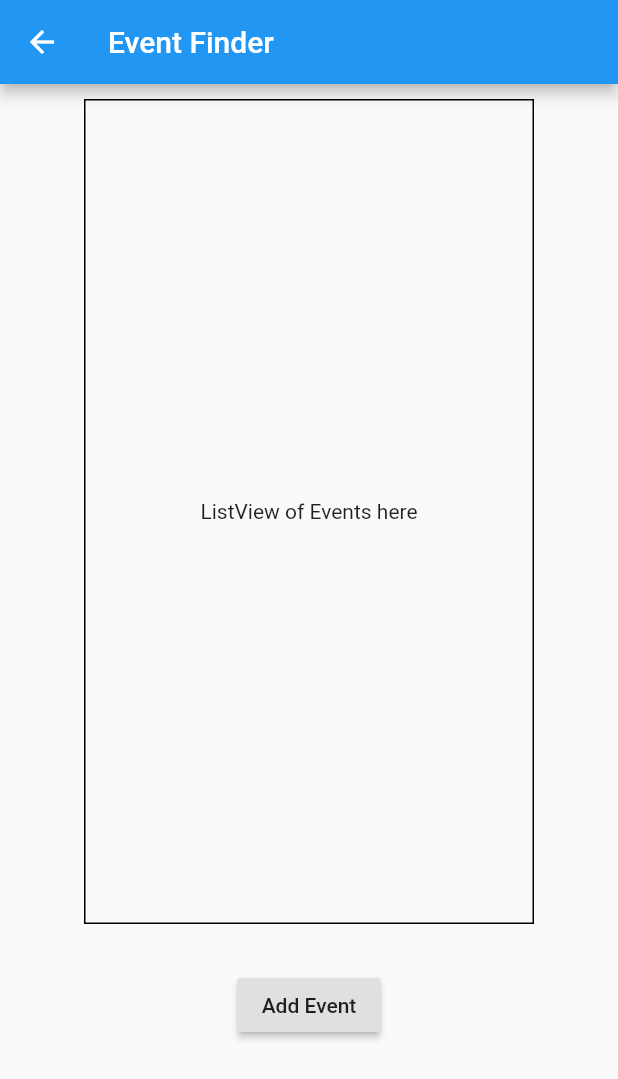
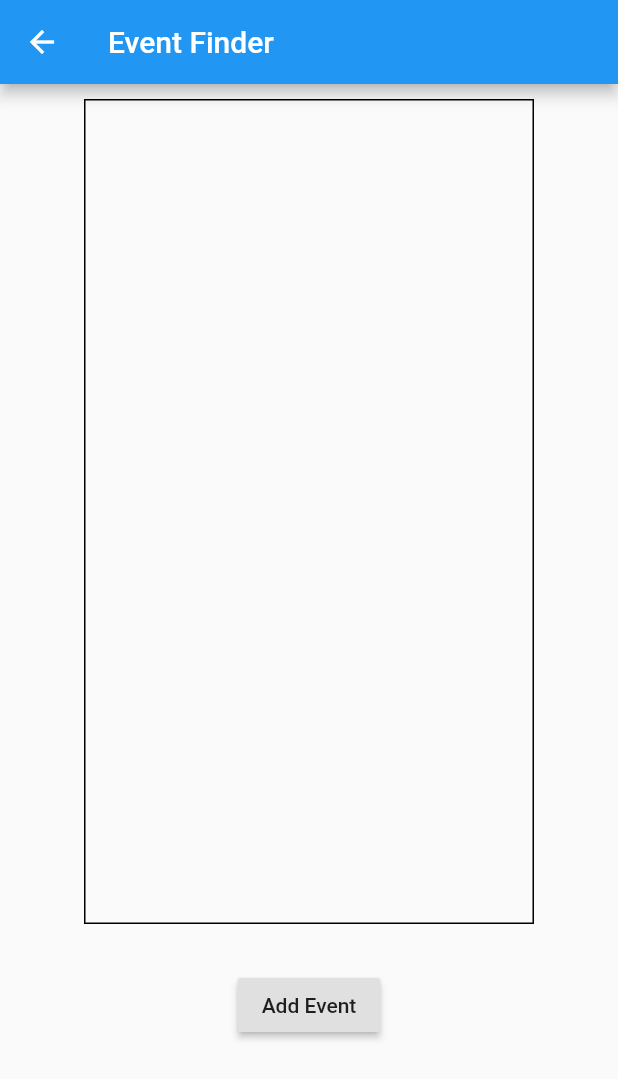
Before and after one commit to Kab332/OTU-Companion-Application, a Flutter app: the EventFinderMain screen opened by its route, after a tap on "Add Event", on a phone screen of 412 x 824 dp. Shown: the top 1079 px of the screen. Run offline on Flutter 3.47's test engine with Material 2 defaults, Android fonts, the phone set to English and light mode, and no system bars; our stand-ins replace sqflite; accounts and stored records are empty.

Commit message:
Add sqflite package, add local storage for events, organize components into directories, add event map functions

```diff
--- a/otu_companion/lib/event_finder/event.dart
+++ /dev/null
@@ -1,12 +0,0 @@
-class Event {
-  String name;
-  String description;
-  DateTime startDateTime;
-  DateTime endDateTime;
-
-  Event({this.name, this.description, this.startDateTime, this.endDateTime});
-
-  String toString() {
-    return '$name: ($startDateTime) ($endDateTime)';
-  }
-}
--- a/otu_companion/lib/event_finder/event_finder_UI.dart
+++ /dev/null
@@ -1,44 +0,0 @@
-import 'package:flutter/material.dart';
-
-Widget buildEventFinder() {
-  return Column(
-    children: [
-      Padding(
-        padding: EdgeInsets.all(10.0),
-        child: _buildListView(),
-      ),
-      Padding(
-        padding: EdgeInsets.all(10.0),
-        child: _buildAddButton(),
-      )
-    ],
-  );
-}
-
-// TODO: create a builder here that builds a list of type Events to populate this scrollable box
-Widget _buildListView() {
-  return Container(
-    padding: EdgeInsets.all(10.0),
-    height: 550.0,
-    width: 300.0,
-    decoration: BoxDecoration(
-      border: Border.all(color: Colors.black),
-    ),
-    child: Center(
-      child: Text('ListView of Events here'),
-    ),
-  );
-}
-
-Widget _buildAddButton() {
-  return Container(
-    padding: EdgeInsets.all(10.0),
-    alignment: Alignment.bottomCenter,
-    child: RaisedButton(
-      child: Text("Add Event"),
-      onPressed: () {
-        print("Add Event Page!");
-      }
-    )
-  );
-}
--- a/otu_companion/lib/event_finder/event_finder_main.dart
+++ b/otu_companion/lib/event_finder/event_finder_main.dart
@@ -1,7 +1,7 @@
 import 'package:flutter/material.dart';
 
-import 'event_finder_UI.dart';
-import 'event.dart';
+import './views/event_finder_list.dart';
+import 'model/event.dart';
 
 class EventPageApp extends StatelessWidget {
   @override
--- /dev/null
+++ b/otu_companion/lib/event_finder/model/database_utilities.dart
@@ -0,0 +1,15 @@
+import 'package:sqflite/sqflite.dart';
+import 'package:path/path.dart';
+
+class DatabaseUtilities {
+  static Future<Database> init() async {
+    var database = openDatabase(
+      join(await getDatabasesPath(), 'event_data.db'),
+      onCreate: (db, version) {
+        db.execute("CREATE TABLE events(id INTEGER PRIMARY KEY, name TEXT, description TEXT, startDateTime TEXT, endDateTime TEXT)");
+      },
+      version: 1,
+    );
+    return database;
+  }
+}
--- /dev/null
+++ b/otu_companion/lib/event_finder/model/event_model.dart
@@ -0,0 +1,28 @@
+import 'dart:async';
+import 'package:sqflite/sqflite.dart';
+
+import 'database_utilities.dart';
+import 'event.dart';
+
+class EventModel {
+  Future<List<Event>> getAll() async {
+    final db = await DatabaseUtilities.init();
+    final List<Map<String, dynamic>> data = await db.query('events');
+    List<Event> events = [];
+    if (data.length > 0) {
+      for (var i = 0; i < data.length; i++) {
+        events.add(Event.fromMap(data[i]));
+      }
+    }
+    return events;
+  }
+
+  Future<void> insert(Event event) async {
+    final db = await DatabaseUtilities.init();
+    db.insert(
+      'events',
+      event.toMap(),
+      conflictAlgorithm: ConflictAlgorithm.replace,
+    );
+  }
+}
--- /dev/null
+++ b/otu_companion/lib/event_finder/views/event_finder_list.dart
@@ -0,0 +1,67 @@
+import 'package:flutter/material.dart';
+import '../model/event_model.dart';
+
+Widget buildEventFinder() {
+  return Column(
+    children: [
+      Padding(
+        padding: EdgeInsets.all(10.0),
+        child: Center(
+          child: Container(
+            padding: EdgeInsets.all(10.0),
+            height: 550.0,
+            width: 300.0,
+            decoration: BoxDecoration(
+              border: Border.all(color: Colors.black),
+            ),
+            child: _buildListView(),
+          ),
+        ),
+      ),
+      Padding(
+        padding: EdgeInsets.all(10.0),
+        child: _buildAddButton(),
+      )
+    ],
+  );
+}
+
+// TODO: create a builder here that builds a list of type Events to populate this scrollable box
+Widget _buildListView() {
+  EventModel _eventModel = EventModel();
+  return FutureBuilder(
+    future: _eventModel.getAll(),
+    builder: (BuildContext context, AsyncSnapshot snapshot) {
+      if (snapshot.connectionState == ConnectionState.none && snapshot.hasData == null) {
+        return Container(
+          child: Text("Empty!"),
+        );
+      } else {
+        return ListView.builder(
+          itemCount: snapshot.hasData ? snapshot.data.length : null,
+          itemBuilder: (BuildContext context, int i) {
+            return Container(
+              child: ListTile(
+                title: Text(snapshot.data[i].name),
+                subtitle: Text(snapshot.data[i].description),
+              )
+            );
+          }
+        );
+      }
+    }
+  );
+}
+
+Widget _buildAddButton() {
+  return Container(
+    padding: EdgeInsets.all(10.0),
+    alignment: Alignment.bottomCenter,
+    child: RaisedButton(
+      child: Text("Add Event"),
+      onPressed: () {
+        print("Add Event Page!");
+      }
+    )
+  );
+}
--- a/otu_companion/pubspec.yaml
+++ b/otu_companion/pubspec.yaml
@@ -23,6 +23,8 @@ environment:
 dependencies:
   flutter:
     sdk: flutter
+
+  sqflite:
 
 
   # The following adds the Cupertino Icons font to your application.
```
Also changed, not shown: otu_companion/lib/event_finder/model/event.dart (added, +31 -0 lines).
